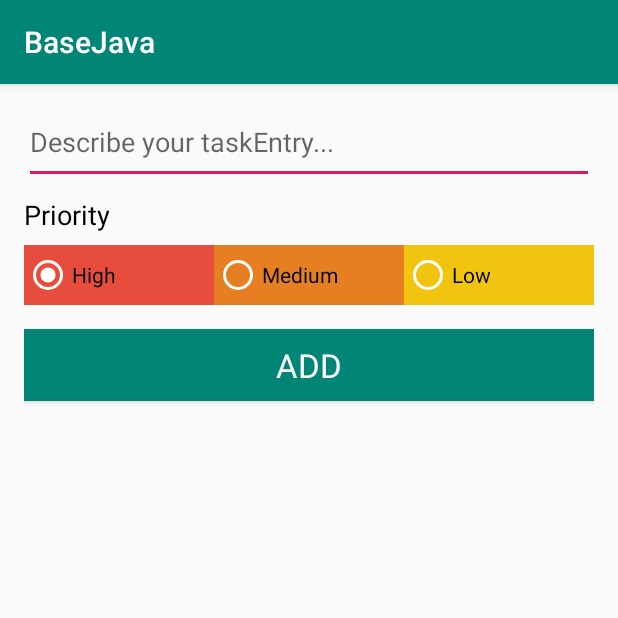
After one commit to gatosempai/BaseJava, an Android app: the TaskDetailActivity screen opened directly, with no data from a screen before it, on a phone screen of 412 x 824 dp, the top half of it. The commit adds this screen. Run offline under Robolectric (Android 15) with nearby library versions, the phone set to English and light mode, and no system bars; our stand-ins replace data binding; 1 statement that could not run was skipped.

Commit message:
Room feature minor improvements added

```diff
--- a/app/src/main/AndroidManifest.xml
+++ b/app/src/main/AndroidManifest.xml
@@ -9,7 +9,8 @@
         android:roundIcon="@mipmap/ic_launcher_round"
         android:supportsRtl="true"
         android:theme="@style/AppTheme">
-        <activity android:name=".feature.room.view.TaskActivity"></activity>
+        <activity android:name=".feature.room.view.TaskDetailActivity"></activity>
+        <activity android:name=".feature.room.view.TaskActivity" />
         <activity android:name=".feature.landing.LandingActivity">
             <intent-filter>
                 <action android:name="android.intent.action.MAIN" />
--- a/app/src/main/java/dev/oruizp/feature/landing/LandingActivity.java
+++ b/app/src/main/java/dev/oruizp/feature/landing/LandingActivity.java
@@ -12,6 +12,7 @@ import java.util.ArrayList;
 import java.util.List;
 
 import dev.oruizp.R;
+import dev.oruizp.feature.room.view.TaskActivity;
 
 public class LandingActivity extends AppCompatActivity implements LandingDataAdapter.ItemClickListener {
 
@@ -39,8 +40,8 @@ public class LandingActivity extends AppCompatActivity implements LandingDataAda
     }
 
     private void goToFeature(LandingData.Feature feature) {
-        Intent launchIntent = new Intent();
-
+        Intent launchIntent = new Intent(this, TaskActivity.class);
+        startActivity(launchIntent);
     }
 
     private List<LandingData> fillList() {
--- a/app/src/main/java/dev/oruizp/feature/room/model/db/AppDatabase.java
+++ b/app/src/main/java/dev/oruizp/feature/room/model/db/AppDatabase.java
@@ -3,9 +3,13 @@ package dev.oruizp.feature.room.model.db;
 import android.content.Context;
 import android.util.Log;
 
+import androidx.room.Database;
 import androidx.room.Room;
 import androidx.room.RoomDatabase;
+import androidx.room.TypeConverters;
 
+@Database(entities = {TaskEntity.class}, version = 1, exportSchema = false)
+@TypeConverters(DateConverter.class)
 public abstract class AppDatabase extends RoomDatabase {
 
     private static final String LOG_TAG = AppDatabase.class.getSimpleName();
--- /dev/null
+++ b/app/src/main/java/dev/oruizp/feature/room/view/TaskDetailActivity.java
@@ -0,0 +1,134 @@
+package dev.oruizp.feature.room.view;
+
+import android.content.Intent;
+import android.os.Bundle;
+import android.view.View;
+import android.widget.RadioGroup;
+
+import androidx.appcompat.app.AppCompatActivity;
+import androidx.databinding.DataBindingUtil;
+import androidx.lifecycle.Observer;
+import androidx.lifecycle.ViewModelProviders;
+
+import java.util.Date;
+
+import dev.oruizp.R;
+import dev.oruizp.databinding.ActivityTaskDetailBinding;
+import dev.oruizp.feature.room.model.db.TaskEntity;
+
+public class TaskDetailActivity extends AppCompatActivity {
+
+    // Extra for the task ID to be received in the intent
+    public static final String EXTRA_TASK_ID = "extraTaskId";
+    // Extra for the task ID to be received after rotation
+    public static final String INSTANCE_TASK_ID = "instanceTaskId";
+    // Constants for priority
+    public static final int PRIORITY_HIGH = 1;
+    public static final int PRIORITY_MEDIUM = 2;
+    public static final int PRIORITY_LOW = 3;
+    // Constant for default task id to be used when not in update mode
+    private static final int DEFAULT_TASK_ID = -1;
+    // Constant for logging
+    private static final String TAG = TaskDetailActivity.class.getSimpleName();
+
+    private ActivityTaskDetailBinding binding;
+    private TaskViewModel taskViewModel;
+    private int mTaskId = DEFAULT_TASK_ID;
+
+    @Override
+    protected void onCreate(Bundle savedInstanceState) {
+        super.onCreate(savedInstanceState);
+        binding = DataBindingUtil.setContentView(this, R.layout.activity_task_detail);
+        binding.saveButton.setOnClickListener(new View.OnClickListener() {
+            @Override
+            public void onClick(View v) {
+                onSaveButtonClicked();
+            }
+        });
+        setUpViewModel();
+    }
+
+    private void setUpViewModel() {
+        taskViewModel = ViewModelProviders.of(this).get(TaskViewModel.class);
+        Intent intent = getIntent();
+        if (intent != null && intent.hasExtra(EXTRA_TASK_ID)) {
+            mTaskId = intent.getIntExtra(EXTRA_TASK_ID, DEFAULT_TASK_ID);
+            taskViewModel.getTask(mTaskId).observe(this, new Observer<TaskEntity>() {
+                @Override
+                public void onChanged(TaskEntity taskEntity) {
+                    taskViewModel.getTask(mTaskId).removeObserver(this);
+                    populateUI(taskEntity);
+                }
+            });
+        }
+    }
+
+    /**
+     * onSaveButtonClicked is called when the "save" button is clicked.
+     * It retrieves user input and inserts that new task data into the underlying database.
+     */
+    public void onSaveButtonClicked() {
+        final String description = binding.editTextTaskDescription.getText().toString();
+        final int priority = getPriorityFromViews();
+        Date date = new Date();
+        if (mTaskId == DEFAULT_TASK_ID) {
+            // insert new task
+            taskViewModel.insertTask(description, priority, date);
+        } else {
+            //update task
+            taskViewModel.updateTask(mTaskId, description, priority, date);
+        }
+        finish();
+    }
+
+    /**
+     * populateUI would be called to populate the UI when in update mode
+     *
+     * @param task the taskEntry to populate the UI
+     */
+    private void populateUI(TaskEntity task) {
+        if (task == null) {
+            return;
+        }
+
+        binding.editTextTaskDescription.setText(task.getDescription());
+        setPriorityInViews(task.getPriority());
+    }
+
+    /**
+     * getPriority is called whenever the selected priority needs to be retrieved
+     */
+    public int getPriorityFromViews() {
+        int priority = 1;
+        int checkedId = ((RadioGroup) findViewById(R.id.radioGroup)).getCheckedRadioButtonId();
+        switch (checkedId) {
+            case R.id.radButton1:
+                priority = PRIORITY_HIGH;
+                break;
+            case R.id.radButton2:
+                priority = PRIORITY_MEDIUM;
+                break;
+            case R.id.radButton3:
+                priority = PRIORITY_LOW;
+        }
+        return priority;
+    }
+
+    /**
+     * setPriority is called when we receive a task from MainActivity
+     *
+     * @param priority the priority value
+     */
+    public void setPriorityInViews(int priority) {
+        switch (priority) {
+            case PRIORITY_HIGH:
+                ((RadioGroup) findViewById(R.id.radioGroup)).check(R.id.radButton1);
+                break;
+            case PRIORITY_MEDIUM:
+                ((RadioGroup) findViewById(R.id.radioGroup)).check(R.id.radButton2);
+                break;
+            case PRIORITY_LOW:
+                ((RadioGroup) findViewById(R.id.radioGroup)).check(R.id.radButton3);
+        }
+    }
+}
--- /dev/null
+++ b/app/src/main/res/layout/activity_task_detail.xml
@@ -0,0 +1,89 @@
+<?xml version="1.0" encoding="utf-8"?>
+<layout xmlns:android="http://schemas.android.com/apk/res/android"
+    xmlns:tools="http://schemas.android.com/tools">
+
+    <LinearLayout
+        android:layout_width="match_parent"
+        android:layout_height="match_parent"
+        android:orientation="vertical"
+        android:paddingStart="16dp"
+        android:paddingLeft="16dp"
+        android:paddingTop="16dp"
+        android:paddingEnd="16dp"
+        android:paddingRight="16dp"
+        android:paddingBottom="16dp"
+        tools:context=".feature.room.view.TaskDetailActivity">
+
+        <!-- EditText for getttaskEntrytask description input -->
+        <EditText
+            android:id="@+id/editTextTaskDescription"
+            android:layout_width="match_parent"
+            android:layout_height="wrap_content"
+            android:gravity="start"
+            android:hint="Describe your taskEntry..."
+            android:paddingBottom="16dp" />
+
+        <!-- TextView and FrameLayout (which contains buttons) for Priority Selection -->
+        <TextView
+            style="@style/TextAppearance.AppCompat.Medium"
+            android:layout_width="wrap_content"
+            android:layout_height="wrap_content"
+            android:layout_gravity="start"
+            android:layout_marginTop="8dp"
+            android:layout_marginBottom="8dp"
+            android:text="Priority"
+            android:textColor="@android:color/primary_text_light" />
+
+        <!-- RadioGroup for visible selection of a priority -->
+        <RadioGroup
+            android:id="@+id/radioGroup"
+            android:layout_width="match_parent"
+            android:layout_height="40dp"
+            android:layout_gravity="center"
+            android:layout_marginBottom="16dp"
+            android:orientation="horizontal"
+            android:weightSum="3">
+
+            <RadioButton
+                android:id="@+id/radButton1"
+                android:layout_width="0dp"
+                android:layout_height="match_parent"
+                android:layout_weight="1"
+                android:background="@color/materialRed"
+                android:checked="true"
+                android:text="High"
+                android:theme="@style/WhiteRadioButton" />
+
+            <RadioButton
+                android:id="@+id/radButton2"
+                android:layout_width="0dp"
+                android:layout_height="match_parent"
+                android:layout_weight="1"
+                android:background="@color/materialOrange"
+                android:text="Medium"
+                android:theme="@style/WhiteRadioButton" />
+
+            <RadioButton
+                android:id="@+id/radButton3"
+                android:layout_width="0dp"
+                android:layout_height="match_parent"
+                android:layout_weight="1"
+                android:background="@color/materialYellow"
+                android:text="Low"
+                android:theme="@style/WhiteRadioButton" />
+
+        </RadioGroup>
+
+        <!-- Add button -->
+        <Button
+            android:id="@+id/saveButton"
+            style="@style/TextAppearance.AppCompat.Large"
+            android:layout_width="match_parent"
+            android:layout_height="wrap_content"
+            android:layout_gravity="center"
+            android:background="@color/colorPrimary"
+            android:text="Add"
+            android:textColor="@android:color/primary_text_dark" />
+
+    </LinearLayout>
+</layout>
--- a/app/src/main/res/values/colors.xml
+++ b/app/src/main/res/values/colors.xml
@@ -3,4 +3,10 @@
     <color name="colorPrimary">#008577</color>
     <color name="colorPrimaryDark">#00574B</color>
     <color name="colorAccent">#D81B60</color>
+
+    <!-- colors taskEntrytask priority selection -->
+    <color name="materialRed">#E74C3C</color>
+    <color name="materialOrange">#E67E22</color>
+    <color name="materialYellow">#F1C40F</color>
+
 </resources>
--- a/app/src/main/res/values/styles.xml
+++ b/app/src/main/res/values/styles.xml
@@ -8,4 +8,10 @@
         <item name="colorAccent">@color/colorAccent</item>
     </style>
 
+    <!-- Style for custom white radio button color -->
+    <style name="WhiteRadioButton" parent="Theme.AppCompat.Light.DarkActionBar">
+        <item name="colorControlNormal">@android:color/white</item>
+        <item name="colorControlActivated">@android:color/white</item>
+    </style>
+
 </resources>
```
Also changed, not shown: app/src/main/java/dev/oruizp/feature/room/model/db/DateConverter.java (added, +17 -0 lines), app/src/main/java/dev/oruizp/feature/room/view/TaskActivity.java (+21 -6 lines), app/src/main/java/dev/oruizp/feature/room/view/TaskViewModel.java (+31 -0 lines).
